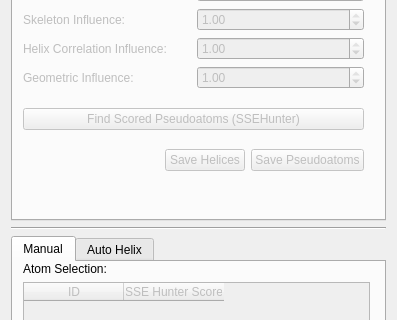
Old version of the form bin/ToolkitGui/ui/ui_dialog_volume_sse_builder.ui in the repository GorgonCryoEM/Gorgon; both pictures show x 0 to 397 and y 161 to 481 of the 397 by 759 pixel window.
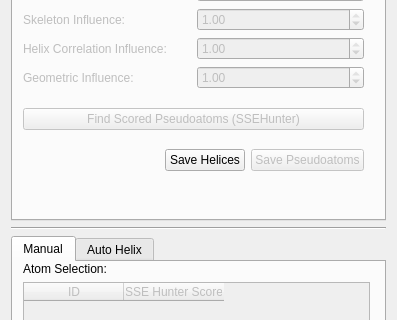
New version of the form.

Commit message: enable button

What changed in the file:
```diff
--- a/bin/ToolkitGui/ui/ui_dialog_volume_sse_builder.ui
+++ b/bin/ToolkitGui/ui/ui_dialog_volume_sse_builder.ui
@@ -235,7 +235,7 @@
           <item>
            <widget class="QPushButton" name="pushButtonSaveHelices">
             <property name="enabled">
-             <bool>false</bool>
+             <bool>true</bool>
             </property>
             <property name="text">
              <string>Save Helices</string>
```
The commit also changes 1 other file.
